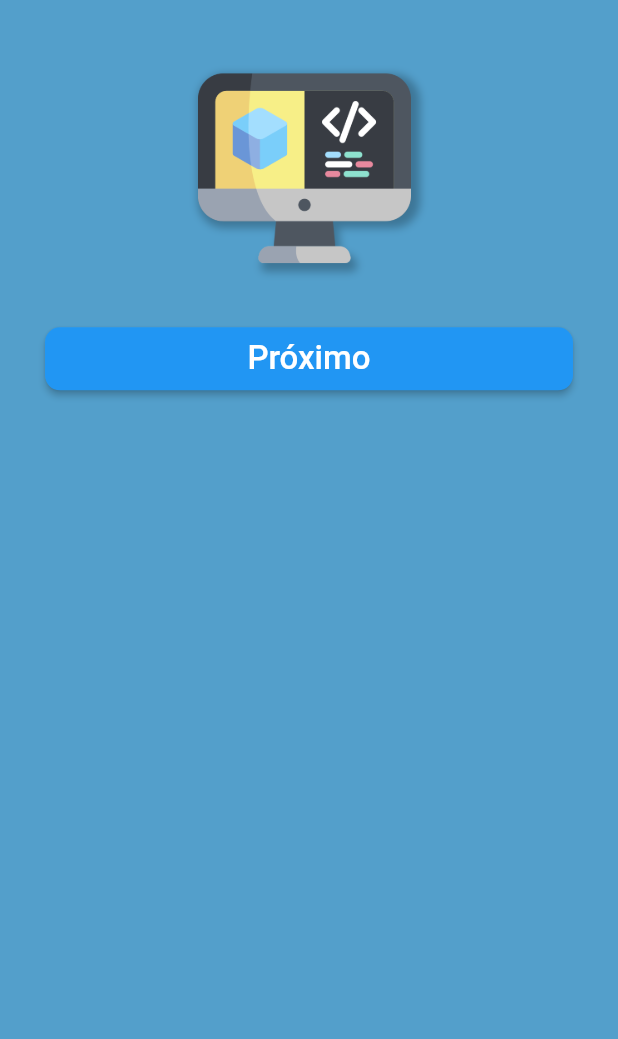
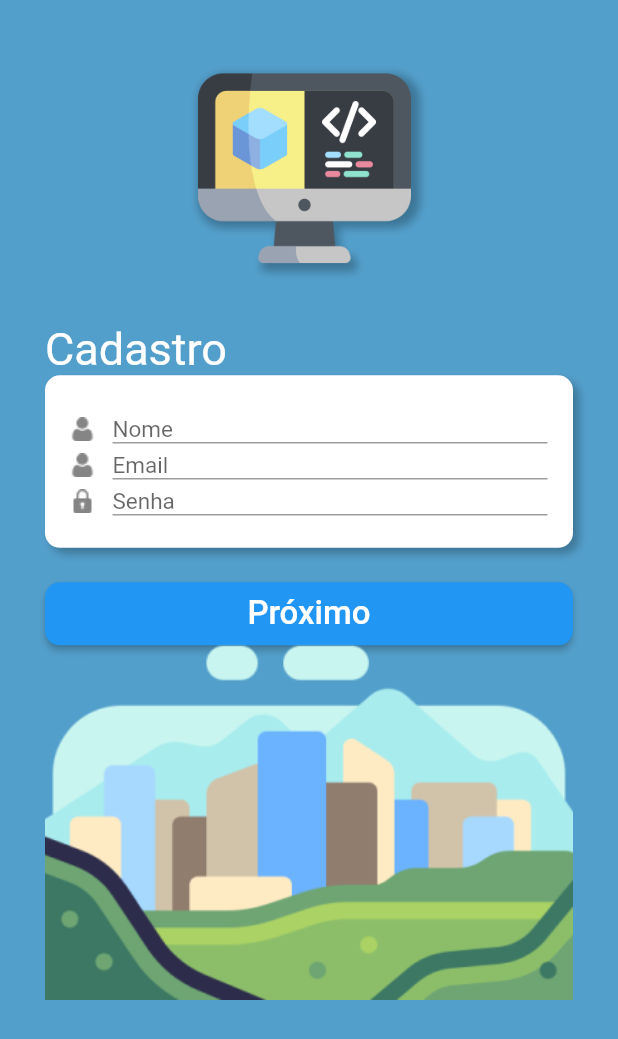
Before and after one commit to dav1zera/desafio_1, a Flutter app: the screen it shows after launch, on a phone screen of 412 x 824 dp. Shown: the top 1039 px of the screen. Run offline on Flutter 3.47's test engine with Material 2 defaults, Android fonts, the phone set to English and light mode, and no system bars; our stand-ins replace google_fonts; Roboto replaces fonts that are missing (Neuton, Ovo).

```diff
--- a/lib/main.dart
+++ b/lib/main.dart
@@ -1,8 +1,8 @@
 import 'package:desafio_1/login/login_page.dart';
 import 'package:flutter/material.dart';
+import 'register/register_page.dart';
 
 //import 'login/login_page.dart';
-import 'register/register_page.dart';
 //Shift R = Reload completo da aplicação;
 
 void main() {
--- a/lib/register/register_page.dart
+++ b/lib/register/register_page.dart
@@ -1,15 +1,21 @@
 import 'package:desafio_1/commons/custom_button.dart';
 import 'package:desafio_1/commons/screen_image.dart';
 import 'package:desafio_1/login/widgets/box_form_login.dart';
+import 'package:desafio_1/login/widgets/urban_image.dart';
 import 'package:desafio_1/register/widgets/box_form_register.dart';
+import 'package:desafio_1/utils/utils.dart';
 import 'package:flutter/material.dart';
+import 'package:google_fonts/google_fonts.dart';
 
 bool? isValidEmail;
 bool? isValidPasswd;
+bool? isValidName;
 
 class RegisterPage extends StatefulWidget {
   final double? height;
   final formKey = GlobalKey<FormState>();
+
+  final Utils utils = Utils();
 
   RegisterPage({
     Key? key,
@@ -37,7 +43,17 @@ class _RegisterPageState extends State<RegisterPage> {
           SizedBox(
             height: 26,
           ),
-          BoxFormRegister(),
+          Text("Cadastro",
+              style: GoogleFonts.neuton(
+                fontSize: 30,
+                color: Colors.white,
+              )),
+          BoxFormRegister(
+            formKey: widget.formKey,
+          ),
+          SizedBox(
+            height: 20.0,
+          ),
           CustomButton(
             text: "Próximo",
             onPressed: () {
@@ -46,6 +62,9 @@ class _RegisterPageState extends State<RegisterPage> {
               });
             },
           ),
+          UrbanImage(
+            image: "assets/images/urban.png",
+          )
         ],
       ),
     );
--- a/lib/register/widgets/box_form_register.dart
+++ b/lib/register/widgets/box_form_register.dart
@@ -1,10 +1,45 @@
+import 'package:desafio_1/commons/container_box.dart';
+import 'package:desafio_1/login/widgets/text_form_field.dart';
+import 'package:desafio_1/utils/utils.dart';
+
 import 'package:flutter/material.dart';
+import 'package:google_fonts/google_fonts.dart';
 
 class BoxFormRegister extends StatelessWidget {
-  const BoxFormRegister({Key? key}) : super(key: key);
+  final GlobalKey<FormState> formKey;
+
+  BoxFormRegister({
+    Key? key,
+    required this.formKey,
+  }) : super(key: key);
+
+  final Utils utils = Utils();
 
   @override
   Widget build(BuildContext context) {
-    return Container();
+    return ContainerBox(
+      height: 115.0,
+      formKey: formKey,
+      children: [
+        SizedBox(
+          height: 5,
+        ),
+        CampText(
+          text: "Nome",
+          image: "assets/images/name.png",
+        ),
+        CampText(
+          text: "Email",
+          image: "assets/images/man.png",
+        ),
+        CampText(
+          text: "Senha",
+          image: "assets/images/lock.png",
+          obscureText: true,
+        ),
+      ],
+    );
   }
 }
+
+//
--- a/lib/utils/utils.dart
+++ b/lib/utils/utils.dart
@@ -25,4 +25,11 @@ class Utils {
 
     return isValidPasswd;
   }
+
+  bool isName(String? name) {
+    if (name == null || name.isEmpty) {
+      return false;
+    }
+    return true;
+  }
 }
```
